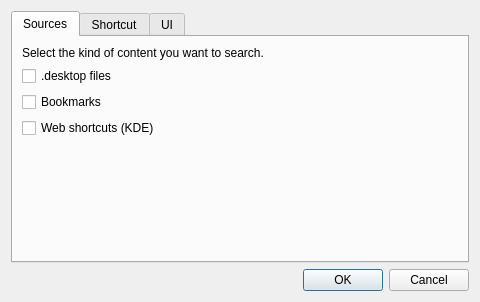
ltworf/trabucco, file settings.ui: the form before one commit.
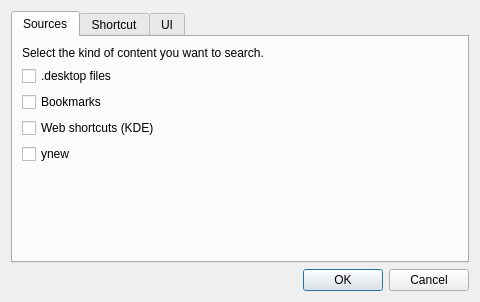
The form after the commit.

Commit message: Added ynew setting to UI

What changed in the file:
```diff
--- a/settings.ui
+++ b/settings.ui
@@ -52,6 +52,13 @@
          </property>
         </widget>
        </item>
+       <item>
+        <widget class="QCheckBox" name="chkYnew">
+         <property name="text">
+          <string>ynew</string>
+         </property>
+        </widget>
+       </item>
        <item>
         <spacer name="verticalSpacer">
          <property name="orientation">
```
Left out of the diff: 19 changed lines with no effect on the pictures.
